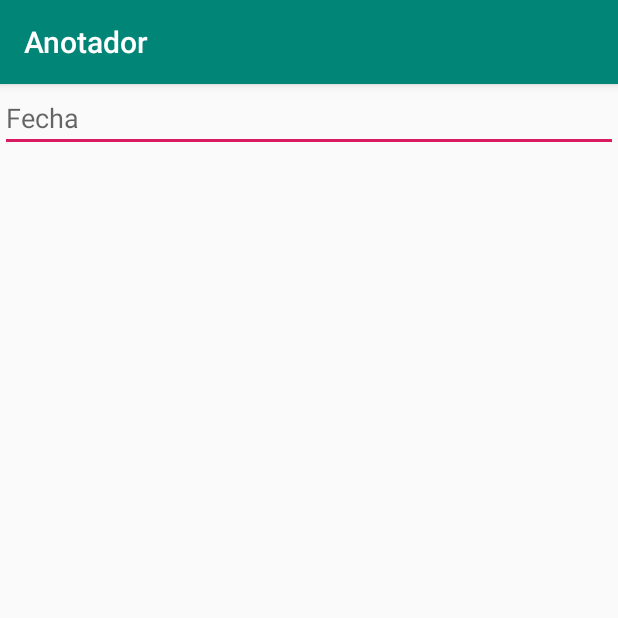
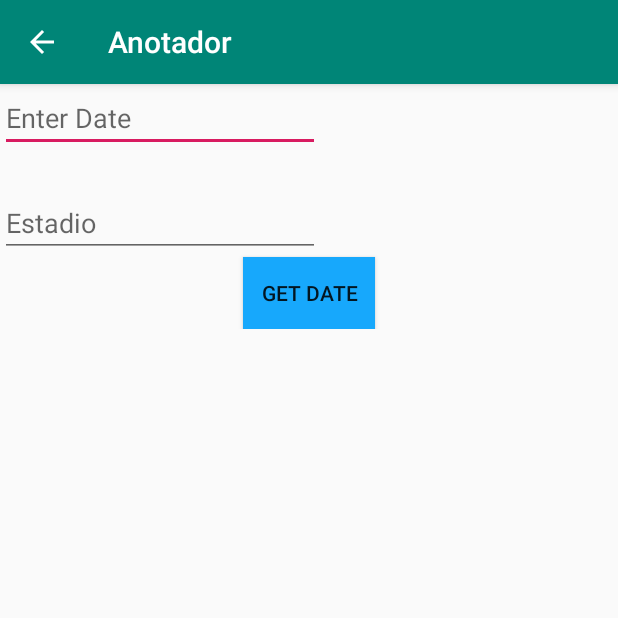
Before and after one commit to vinimatrix/anotador, an Android app: the AddCalendario screen opened directly, with no data from a screen before it, on a phone screen of 412 x 824 dp, the top half of it. Run offline under Robolectric (Android 15) with nearby library versions, the phone set to English and light mode, and no system bars; libraries missing offline, so code that uses them is left out: io.opencensus.stats.

Commit message:
arreglo firebase5

```diff
--- a/app/src/main/AndroidManifest.xml
+++ b/app/src/main/AndroidManifest.xml
@@ -25,7 +25,7 @@
             </intent-filter>
         </activity>
         <activity android:name=".AddTeamActivity" />
-        <activity android:name=".AddCalendario" />
+        <activity android:name=".AddCalendario" android:parentActivityName=".EquipoActivity" />
         <activity
             android:name=".EquipoActivity"
             android:label="@string/title_activity_equipo"
--- a/app/src/main/java/com/example/viniciomendez/anotador/AddCalendario.java
+++ b/app/src/main/java/com/example/viniciomendez/anotador/AddCalendario.java
@@ -1,13 +1,78 @@
 package com.example.viniciomendez.anotador;
 
+
+import android.app.DatePickerDialog;
+import android.content.Intent;
 import android.support.v7.app.AppCompatActivity;
 import android.os.Bundle;
+import android.text.InputType;
+import android.util.Log;
+import android.widget.Button;
+import android.widget.DatePicker;
+import android.widget.EditText;
+import android.widget.TextView;
+import android.widget.Toast;
+
+import java.util.Calendar;
+
+import io.opencensus.stats.View;
 
 public class AddCalendario extends AppCompatActivity {
 
+    DatePickerDialog picker;
+    EditText eText;
+    Button btnGet;
+    TextView tvw;
+    Intent myintent;
+    String idTEam;
     @Override
-    protected void onCreate(Bundle savedInstanceState) {
+    protected void onCreate(final Bundle savedInstanceState) {
         super.onCreate(savedInstanceState);
         setContentView(R.layout.activity_add_calendario);
+        tvw=(TextView)findViewById(R.id.textView1);
+        eText=(EditText) findViewById(R.id.editText1);
+        eText.setInputType(InputType.TYPE_NULL);
+
+        if(savedInstanceState==null) {
+            Bundle extras = getIntent().getExtras();
+            if(extras==null){
+                idTEam=null;
+            }else {
+                idTEam = extras.getString("ID_TEAM");
+            }
+        }else{
+           idTEam=(String) savedInstanceState.getSerializable("ID_TEAM");
+        }
+        eText.setOnClickListener(new android.view.View.OnClickListener() {
+            @Override
+            public void onClick(android.view.View view) {
+                myintent = getIntent();
+                final Calendar cldr = Calendar.getInstance();
+                int day = cldr.get(Calendar.DAY_OF_MONTH);
+                int month = cldr.get(Calendar.MONTH);
+                int year = cldr.get(Calendar.YEAR);
+                // date picker dialog
+                picker = new DatePickerDialog(AddCalendario.this,
+                        new DatePickerDialog.OnDateSetListener() {
+                            @Override
+                            public void onDateSet(DatePicker view, int year, int monthOfYear, int dayOfMonth) {
+                                eText.setText(dayOfMonth + "/" + (monthOfYear + 1) + "/" + year);
+                            }
+                        }, year, month, day);
+                picker.show();
+            }
+        });
+
+        btnGet=(Button)findViewById(R.id.button1);
+        btnGet.setOnClickListener(new android.view.View.OnClickListener() {
+            @Override
+            public void onClick(android.view.View view) {
+
+                tvw.setText("Selected Date: "+ eText.getText());
+//                Log.d("TEST",idTEam);
+                Toast.makeText(getApplicationContext(),idTEam,Toast.LENGTH_SHORT);
+            }
+        });
+
     }
 }
--- a/app/src/main/java/com/example/viniciomendez/anotador/Main2Activity.java
+++ b/app/src/main/java/com/example/viniciomendez/anotador/Main2Activity.java
@@ -89,7 +89,7 @@ public class Main2Activity extends AppCompatActivity {
                                 intent.putExtra("TEAM_ID",equipos.get(i).getTeamId());
                                 intent.putExtra("TEAM_NAME",equipos.get(i).getNombre());
                                 startActivity(intent);
-                                Toast.makeText(getBaseContext(), equipos.get(i).getTeamId() + "", Toast.LENGTH_LONG).show();
+                                //Toast.makeText(getBaseContext(), equipos.get(i).getTeamId() + "", Toast.LENGTH_LONG).show();
                             }
                         });
 
--- a/app/src/main/res/layout/activity_add_calendario.xml
+++ b/app/src/main/res/layout/activity_add_calendario.xml
@@ -5,18 +5,55 @@
     android:layout_width="match_parent"
     android:layout_height="match_parent"
     tools:context=".AddCalendario">
+<RelativeLayout
+    android:layout_width="match_parent"
+    android:layout_height="match_parent">
+    <LinearLayout
+        android:id="@+id/linear1"
+        android:layout_width="match_parent"
+        android:layout_height="wrap_content"
+        android:orientation="vertical">
 
+             <EditText
+                android:id="@+id/editText1"
+                android:layout_width="wrap_content"
+                android:layout_height="wrap_content"
+
+                android:ems="10"
+                android:hint="Enter Date" />
+
+        <TextView
+                android:id="@+id/textView1"
+                android:layout_width="wrap_content"
+                android:layout_height="wrap_content"
+                android:layout_below="@+id/button1"
+                android:textStyle="bold"
+                android:textSize="18dp"/>
+
+    </LinearLayout>
     <LinearLayout
+        android:id="@+id/linear2"
+        android:layout_below="@+id/linear1"
         android:layout_width="match_parent"
-        android:layout_height="match_parent"
+        android:layout_height="wrap_content"
         android:orientation="vertical">
 
         <EditText
-            android:id="@+id/editText"
-            android:layout_width="match_parent"
+            android:id="@+id/textView2"
+            android:layout_width="wrap_content"
             android:layout_height="wrap_content"
             android:ems="10"
-            android:hint="Fecha"
-            android:inputType="date" />
+            android:hint="Estadio" />
+
+        <Button
+            android:id="@+id/button1"
+            android:layout_width="wrap_content"
+            android:layout_height="wrap_content"
+            android:layout_below="@+id/editText1"
+
+            android:layout_gravity="center_horizontal"
+            android:background="@color/ColorPrimary"
+            android:text="Get Date" />
     </LinearLayout>
+</RelativeLayout>
 </android.support.constraint.ConstraintLayout>
```
Also changed, not shown: app/src/main/java/com/example/viniciomendez/anotador/Adapters/EquiposPageAdapter.java (+17 -1 lines), app/src/main/java/com/example/viniciomendez/anotador/CalendarioFragment.java (+30 -5 lines), app/src/main/java/com/example/viniciomendez/anotador/EquipoActivity.java (+6 -19 lines), app/src/main/java/com/example/viniciomendez/anotador/LineupFragment.java (added, +108 -0 lines), app/src/main/java/com/example/viniciomendez/anotador/MyCalendarioRecyclerViewAdapter.java (+31 -47 lines), app/src/main/java/com/example/viniciomendez/anotador/StatsFragment.java (added, +108 -0 lines), app/src/main/res/layout/fragment_calendario.xml (+5 -5 lines), app/src/main/res/layout/fragment_calendario_list.xml (+23 -2 lines), app/src/main/res/layout/fragment_lineup.xml (added, +14 -0 lines), app/src/main/res/layout/fragment_stats.xml (added, +14 -0 lines), app/src/main/res/values/strings.xml (+6 -3 lines).
